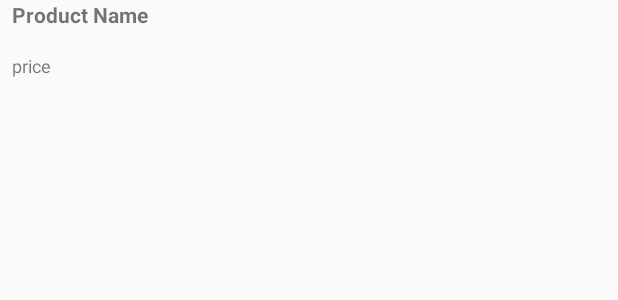
After one commit to Deux08/ASAP, an Android app: the layout product_row.xml on its own in the app's theme, with its tools: preview values and no code run, on a phone screen of 412 x 824 dp. The commit adds this screen. Shown: the top 300 px of the screen. Run offline under Robolectric (Android 15) with nearby library versions, the phone set to English and light mode, and no system bars.

Commit message:
rework the listview

```diff
--- a/app/src/main/res/layout/fragment_home.xml
+++ b/app/src/main/res/layout/fragment_home.xml
@@ -10,6 +10,7 @@
         android:layout_height="match_parent"
         android:divider="#f00"
         android:dividerHeight="1dp"
+        android:layout_margin="10dp"
         />
 
 </LinearLayout>
--- /dev/null
+++ b/app/src/main/res/layout/product_row.xml
@@ -0,0 +1,46 @@
+<?xml version="1.0" encoding="utf-8"?>
+<android.support.constraint.ConstraintLayout xmlns:android="http://schemas.android.com/apk/res/android"
+    xmlns:tools="http://schemas.android.com/tools"
+    android:layout_width="match_parent"
+    android:layout_height="wrap_content"
+    xmlns:app="http://schemas.android.com/apk/res-auto">
+
+    <!--<ImageView-->
+        <!--android:id="@+id/productpic"-->
+        <!--app:layout_constraintStart_toStartOf="parent"-->
+        <!--app:layout_constraintTop_toTopOf="parent"-->
+        <!--android:layout_width="90dp"-->
+        <!--android:layout_height="90dp"-->
+        <!--tools:layout_editor_absoluteX="16dp"-->
+        <!--tools:layout_editor_absoluteY="0dp"-->
+        <!--tools:srcCompat="@tools:sample/avatars" />-->
+
+
+    <TextView
+        android:id="@+id/pName"
+        android:layout_width="170dp"
+        android:layout_height="27dp"
+        android:layout_marginStart="8dp"
+
+        android:layout_marginTop="8dp"
+        android:layout_marginBottom="8dp"
+        android:text="Product Name"
+        android:textStyle="bold"
+        app:layout_constraintBottom_toTopOf="@+id/pPrice"
+        app:layout_constraintStart_toStartOf="parent"/>
+        <!--app:layout_constraintTop_toBottomOf="@+id/productpic" />-->
+
+    <TextView
+        android:id="@+id/pPrice"
+        android:layout_width="170dp"
+        android:layout_height="27dp"
+        android:layout_marginStart="8dp"
+        android:layout_marginTop="8dp"
+        android:text="price"
+        android:textSize="12sp"
+        app:layout_constraintStart_toStartOf="parent"
+        app:layout_constraintTop_toBottomOf="@+id/pName" />
+
+
+
+</android.support.constraint.ConstraintLayout>
```
Also changed, not shown: app/src/main/java/sg/al/asap/Fragments/HomeFragment.java (+45 -33 lines), app/src/main/java/sg/al/asap/Fragments/Product.java (added, +27 -0 lines), app/src/main/java/sg/al/asap/Fragments/ProductAdapter.java (added, +84 -0 lines), app/src/main/res/drawable/capybara1.jpg (added), app/src/main/res/drawable/capybara2.jpg (added), app/src/main/res/drawable/capybara3.jpg (added), app/src/main/res/drawable/capybara4.jpg (added), app/src/main/res/drawable/capybara5.jpg (added).
